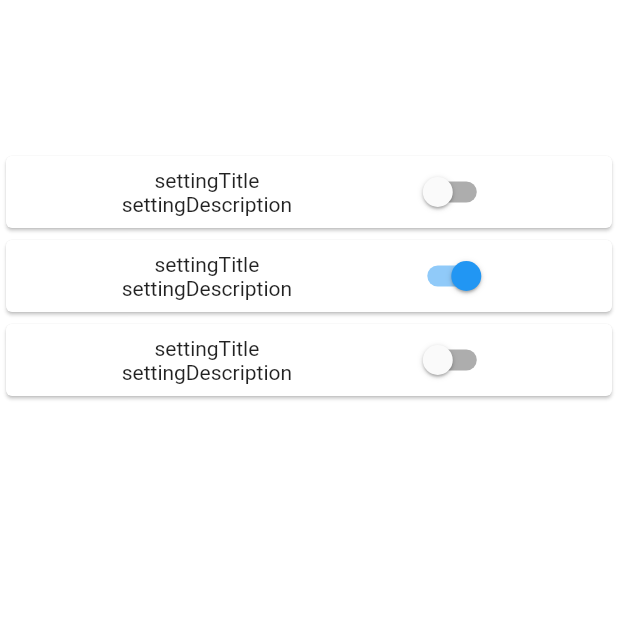
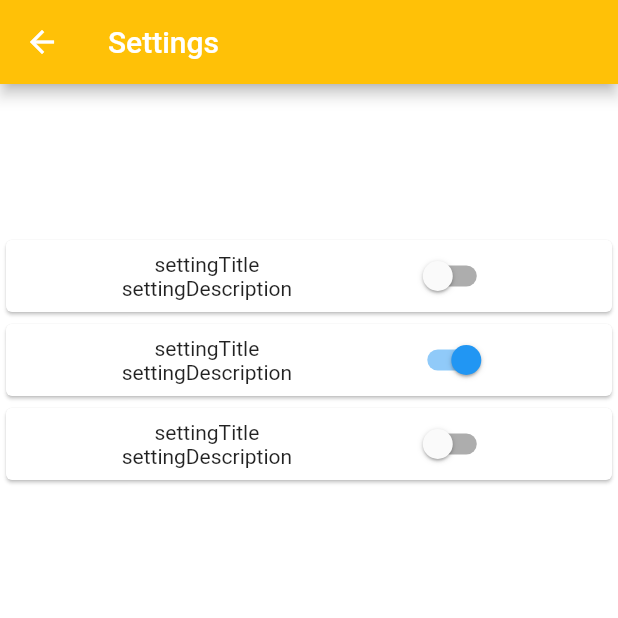
Before and after one commit to gyaur/DrunkGuide, a Flutter app: the SettingsScreen screen opened by its route, on a phone screen of 412 x 824 dp, the top half of it. Run offline on Flutter 3.47's test engine with Material 2 defaults, Android fonts, the phone set to English and light mode, and no system bars.

Commit message:
Added appbar to settings

```diff
--- a/drunk_guide/lib/settings_screen.dart
+++ b/drunk_guide/lib/settings_screen.dart
@@ -29,6 +29,10 @@ class _SettingsScreenState extends State<SettingsScreen> {
   @override
   Widget build(BuildContext context) {
     return Scaffold(
+      appBar: AppBar(
+        title: Text("Settings"),
+        backgroundColor: Colors.amber,
+      ),
       backgroundColor: Colors.transparent,
       body: Container(
         padding: EdgeInsets.fromLTRB(0, 100, 0, 0),
```
